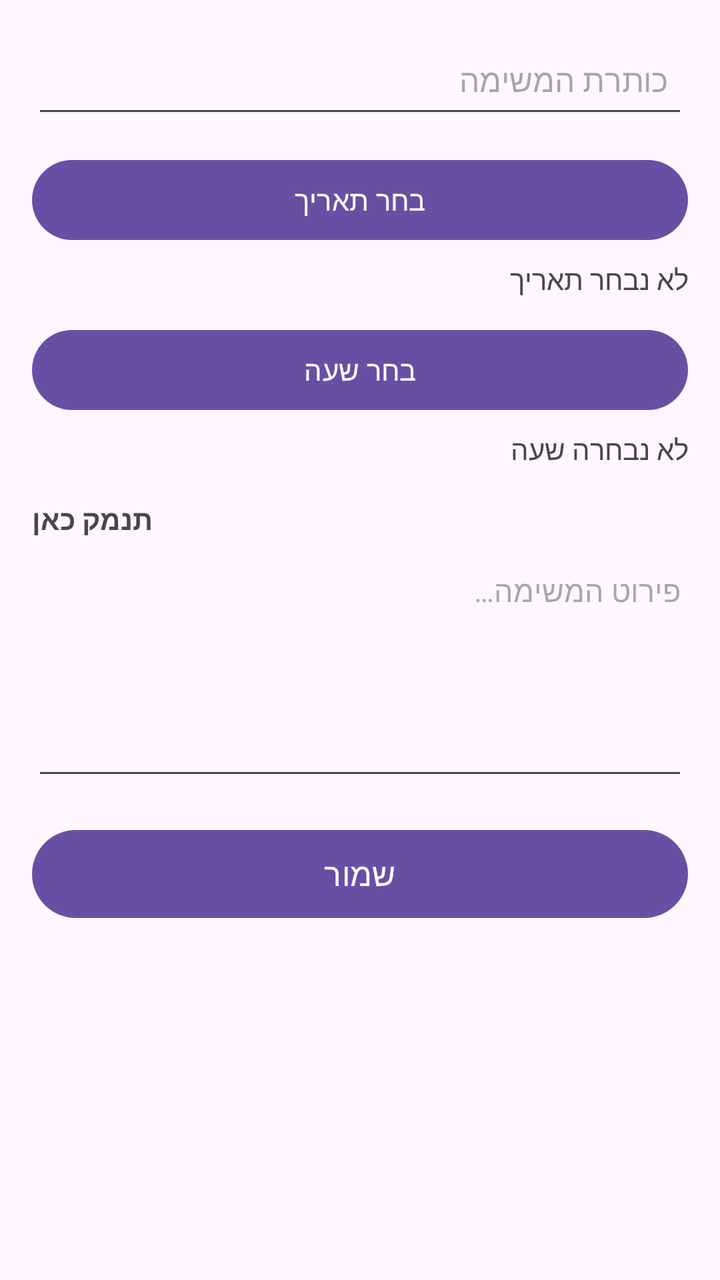
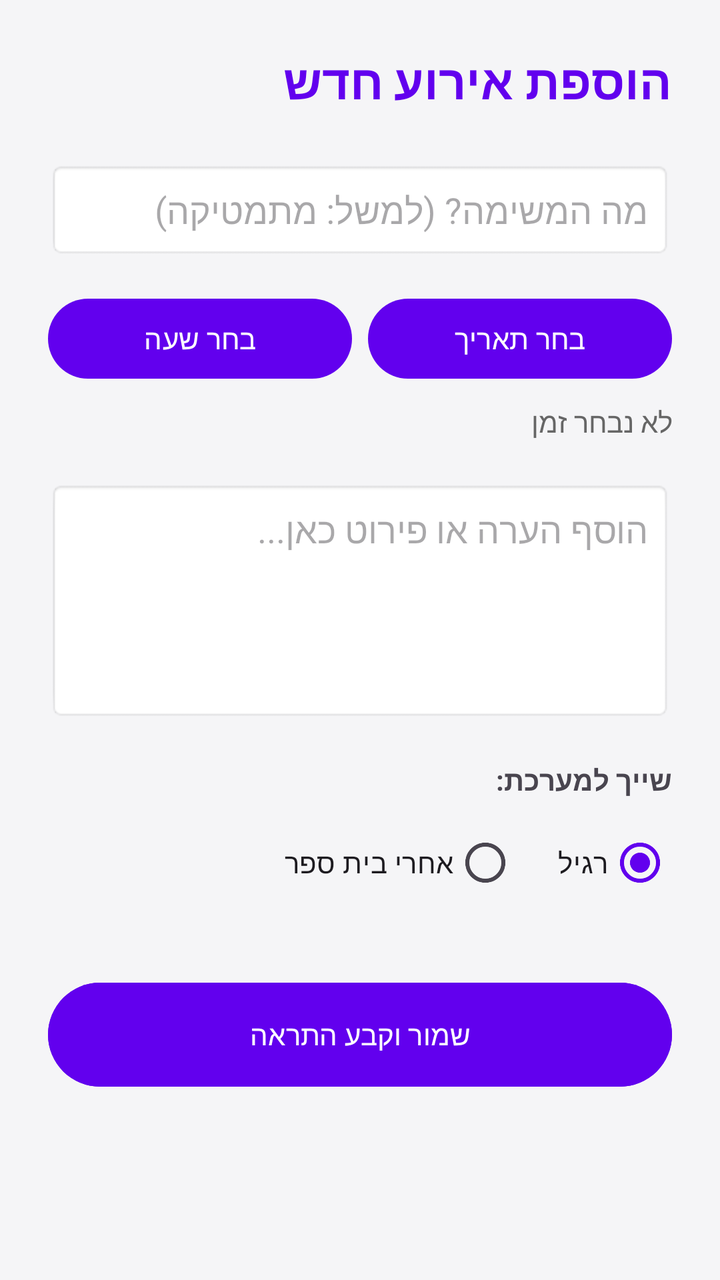

Before-and-after screenshots of an Android layout around one commit, followed by the original layout XML and the change that was made.
<!-- AndroidManifest.xml: application theme Theme.MyScheduleApp20 -->
<!-- res/layout/activity_add_schedule_item.xml -->
<?xml version="1.0" encoding="utf-8"?>
<androidx.constraintlayout.widget.ConstraintLayout
    xmlns:android="http://schemas.android.com/apk/res/android"
    xmlns:app="http://schemas.android.com/apk/res-auto"
    android:layout_width="match_parent"
    android:layout_height="match_parent"
    android:padding="16dp">

    <EditText
        android:id="@+id/edtTitle"
        android:layout_width="0dp"
        android:layout_height="wrap_content"
        android:minHeight="48dp"
        android:hint="כותרת המשימה"
        android:textSize="16sp"
        android:padding="10dp"
        app:layout_constraintTop_toTopOf="parent"
        app:layout_constraintStart_toStartOf="parent"
        app:layout_constraintEnd_toEndOf="parent"/>

    <Button
        android:id="@+id/btnPickDate"
        android:layout_width="0dp"
        android:layout_height="48dp"
        android:text="בחר תאריך"
        android:layout_marginTop="12dp"
        app:layout_constraintTop_toBottomOf="@id/edtTitle"
        app:layout_constraintStart_toStartOf="parent"
        app:layout_constraintEnd_toEndOf="parent"/>

    <TextView
        android:id="@+id/txtChosenDate"
        android:layout_width="0dp"
        android:layout_height="wrap_content"
        android:text="לא נבחר תאריך"
        android:layout_marginTop="6dp"
        app:layout_constraintTop_toBottomOf="@id/btnPickDate"
        app:layout_constraintStart_toStartOf="parent"
        app:layout_constraintEnd_toEndOf="parent"/>

    <Button
        android:id="@+id/btnPickTime"
        android:layout_width="0dp"
        android:layout_height="48dp"
        android:text="בחר שעה"
        android:layout_marginTop="12dp"
        app:layout_constraintTop_toBottomOf="@id/txtChosenDate"
        app:layout_constraintStart_toStartOf="parent"
        app:layout_constraintEnd_toEndOf="parent"/>

    <TextView
        android:id="@+id/txtChosenTime"
        android:layout_width="0dp"
        android:layout_height="wrap_content"
        android:text="לא נבחרה שעה"
        android:layout_marginTop="6dp"
        app:layout_constraintTop_toBottomOf="@id/btnPickTime"
        app:layout_constraintStart_toStartOf="parent"
        app:layout_constraintEnd_toEndOf="parent"/>

    <TextView
        android:id="@+id/txtDetailsLabel"
        android:layout_width="wrap_content"
        android:layout_height="wrap_content"
        android:text="תנמק כאן"
        android:textStyle="bold"
        android:layout_marginTop="16dp"
        app:layout_constraintTop_toBottomOf="@id/txtChosenTime"
        app:layout_constraintStart_toStartOf="parent"/>

    <EditText
        android:id="@+id/edtDetails"
        android:layout_width="0dp"
        android:layout_height="120dp"
        android:hint="פירוט המשימה…"
        android:gravity="top"
        android:inputType="textMultiLine"
        android:textSize="15sp"
        android:layout_marginTop="6dp"
        app:layout_constraintTop_toBottomOf="@id/txtDetailsLabel"
        app:layout_constraintStart_toStartOf="parent"
        app:layout_constraintEnd_toEndOf="parent"/>

    <Button
        android:id="@+id/btnSave"
        android:layout_width="0dp"
        android:layout_height="52dp"
        android:text="שמור"
        android:textSize="16sp"
        android:layout_marginTop="16dp"
        app:layout_constraintTop_toBottomOf="@id/edtDetails"
        app:layout_constraintStart_toStartOf="parent"
        app:layout_constraintEnd_toEndOf="parent"/>

</androidx.constraintlayout.widget.ConstraintLayout>
<!-- resources referenced by this layout -->
<resources>
  <style name="Theme.MyScheduleApp20" parent="Base.Theme.MyScheduleApp20" />
  <style name="Base.Theme.MyScheduleApp20" parent="Theme.Material3.DayNight.NoActionBar">
          
          
      </style>
</resources>

<!-- the commit's change to res/layout/activity_add_schedule_item.xml (unified diff, before → after) -->
@@ -1,95 +1,138 @@
 <?xml version="1.0" encoding="utf-8"?>
-<androidx.constraintlayout.widget.ConstraintLayout
-    xmlns:android="http://schemas.android.com/apk/res/android"
+<ScrollView xmlns:android="http://schemas.android.com/apk/res/android"
     xmlns:app="http://schemas.android.com/apk/res-auto"
     android:layout_width="match_parent"
     android:layout_height="match_parent"
-    android:padding="16dp">
+    android:fillViewport="true"
+    android:background="@color/background_light">
 
-    <EditText
-        android:id="@+id/edtTitle"
-        android:layout_width="0dp"
+    <androidx.constraintlayout.widget.ConstraintLayout
+        android:layout_width="match_parent"
         android:layout_height="wrap_content"
-        android:minHeight="48dp"
-        android:hint="כותרת המשימה"
-        android:textSize="16sp"
-        android:padding="10dp"
-        app:layout_constraintTop_toTopOf="parent"
-        app:layout_constraintStart_toStartOf="parent"
-        app:layout_constraintEnd_toEndOf="parent"/>
+        android:padding="24dp"
+        android:layoutDirection="rtl">
 
-    <Button
-        android:id="@+id/btnPickDate"
-        android:layout_width="0dp"
-        android:layout_height="48dp"
-        android:text="בחר תאריך"
-        android:layout_marginTop="12dp"
-        app:layout_constraintTop_toBottomOf="@id/edtTitle"
-        app:layout_constraintStart_toStartOf="parent"
-        app:layout_constraintEnd_toEndOf="parent"/>
+        
+        <TextView
+            android:id="@+id/txtHeader"
+            android:layout_width="wrap_content"
+            android:layout_height="wrap_content"
+            android:text="הוספת אירוע חדש"
+            android:textSize="24sp"
+            android:textStyle="bold"
+            android:textColor="@color/purple_primary"
+            app:layout_constraintTop_toTopOf="parent"
+            app:layout_constraintStart_toStartOf="parent" />
 
-    <TextView
-        android:id="@+id/txtChosenDate"
-        android:layout_width="0dp"
-        android:layout_height="wrap_content"
-        android:text="לא נבחר תאריך"
-        android:layout_marginTop="6dp"
-        app:layout_constraintTop_toBottomOf="@id/btnPickDate"
-        app:layout_constraintStart_toStartOf="parent"
-        app:layout_constraintEnd_toEndOf="parent"/>
+        
+        <EditText
+            android:id="@+id/edtTitle"
+            android:layout_width="0dp"
+            android:layout_height="wrap_content"
+            android:hint="מה המשימה? (למשל: מתמטיקה)"
+            android:padding="12dp"
+            android:background="@android:drawable/editbox_background"
+            android:layout_marginTop="24dp"
+            app:layout_constraintTop_toBottomOf="@id/txtHeader"
+            app:layout_constraintStart_toStartOf="parent"
+            app:layout_constraintEnd_toEndOf="parent" />
 
-    <Button
-        android:id="@+id/btnPickTime"
-        android:layout_width="0dp"
-        android:layout_height="48dp"
-        android:text="בחר שעה"
-        android:layout_marginTop="12dp"
-        app:layout_constraintTop_toBottomOf="@id/txtChosenDate"
-        app:layout_constraintStart_toStartOf="parent"
-        app:layout_constraintEnd_toEndOf="parent"/>
+        
+        <Button
+            android:id="@+id/btnPickDate"
+            android:layout_width="0dp"
+            android:layout_height="wrap_content"
+            android:text="בחר תאריך"
+            android:layout_marginTop="16dp"
+            android:layout_marginEnd="8dp"
+            app:layout_constraintTop_toBottomOf="@id/edtTitle"
+            app:layout_constraintStart_toStartOf="parent"
+            app:layout_constraintEnd_toStartOf="@id/btnPickTime" />
 
-    <TextView
-        android:id="@+id/txtChosenTime"
-        android:layout_width="0dp"
-        android:layout_height="wrap_content"
-        android:text="לא נבחרה שעה"
-        android:layout_marginTop="6dp"
-        app:layout_constraintTop_toBottomOf="@id/btnPickTime"
-        app:layout_constraintStart_toStartOf="parent"
-        app:layout_constraintEnd_toEndOf="parent"/>
+        <Button
+            android:id="@+id/btnPickTime"
+            android:layout_width="0dp"
+            android:layout_height="wrap_content"
+            android:text="בחר שעה"
+            app:layout_constraintTop_toTopOf="@id/btnPickDate"
+            app:layout_constraintStart_toEndOf="@id/btnPickDate"
+            app:layout_constraintEnd_toEndOf="parent" />
 
-    <TextView
-        android:id="@+id/txtDetailsLabel"
-        android:layout_width="wrap_content"
-        android:layout_height="wrap_content"
-        android:text="תנמק כאן"
-        android:textStyle="bold"
-        android:layout_marginTop="16dp"
-        app:layout_constraintTop_toBottomOf="@id/txtChosenTime"
-        app:layout_constraintStart_toStartOf="parent"/>
+        
+        <TextView
+            android:id="@+id/txtChosenDate"
+            android:layout_width="wrap_content"
+            android:layout_height="wrap_content"
+            android:text="לא נבחר זמן"
+            android:layout_marginTop="8dp"
+            android:textColor="#666666"
+            app:layout_constraintTop_toBottomOf="@id/btnPickDate"
+            app:layout_constraintStart_toStartOf="parent" />
 
-    <EditText
-        android:id="@+id/edtDetails"
-        android:layout_width="0dp"
-        android:layout_height="120dp"
-        android:hint="פירוט המשימה…"
-        android:gravity="top"
-        android:inputType="textMultiLine"
-        android:textSize="15sp"
-        android:layout_marginTop="6dp"
-        app:layout_constraintTop_toBottomOf="@id/txtDetailsLabel"
-        app:layout_constraintStart_toStartOf="parent"
-        app:layout_constraintEnd_toEndOf="parent"/>
+        
+        <EditText
+            android:id="@+id/edtDetails"
+            android:layout_width="0dp"
+            android:layout_height="120dp"
+            android:hint="הוסף הערה או פירוט כאן..."
+            android:gravity="top"
+            android:padding="12dp"
+            android:background="@android:drawable/editbox_background"
+            android:layout_marginTop="20dp"
+            app:layout_constraintTop_toBottomOf="@id/txtChosenDate"
+            app:layout_constraintStart_toStartOf="parent"
+            app:layout_constraintEnd_toEndOf="parent" />
 
-    <Button
-        android:id="@+id/btnSave"
-        android:layout_width="0dp"
-        android:layout_height="52dp"
-        android:text="שמור"
-        android:textSize="16sp"
-        android:layout_marginTop="16dp"
-        app:layout_constraintTop_toBottomOf="@id/edtDetails"
-        app:layout_constraintStart_toStartOf="parent"
-        app:layout_constraintEnd_toEndOf="parent"/>
+        
+        <TextView
+            android:id="@+id/lblType"
+            android:layout_width="wrap_content"
+            android:layout_height="wrap_content"
+            android:text="שייך למערכת:"
+            android:textStyle="bold"
+            android:layout_marginTop="20dp"
+            app:layout_constraintTop_toBottomOf="@id/edtDetails"
+            app:layout_constraintStart_toStartOf="parent" />
 
-</androidx.constraintlayout.widget.ConstraintLayout>
+        
+        <RadioGroup
+            android:id="@+id/radioGroupType"
+            android:layout_width="0dp"
+            android:layout_height="wrap_content"
+            android:orientation="horizontal"
+            android:layout_marginTop="8dp"
+            app:layout_constraintTop_toBottomOf="@id/lblType"
+            app:layout_constraintStart_toStartOf="parent"
+            app:layout_constraintEnd_toEndOf="parent">
+
+            <RadioButton
+                android:id="@+id/radioNormal"
+                android:layout_width="wrap_content"
+                android:layout_height="wrap_content"
+                android:text="רגיל"
+                android:checked="true" />
+
+            <RadioButton
+                android:id="@+id/radioAfterSchool"
+                android:layout_width="wrap_content"
+                android:layout_height="wrap_content"
+                android:text="אחרי בית ספר"
+                android:layout_marginStart="20dp" />
+
+        </RadioGroup>
+
+        
+        <Button
+            android:id="@+id/btnSave"
+            android:layout_width="0dp"
+            android:layout_height="60dp"
+            android:text="שמור וקבע התראה"
+            android:backgroundTint="@color/purple_primary"
+            android:textColor="#FFFFFF"
+            android:layout_marginTop="32dp"
+            app:layout_constraintTop_toBottomOf="@id/radioGroupType"
+            app:layout_constraintStart_toStartOf="parent"
+            app:layout_constraintEnd_toEndOf="parent" />
+
+    </androidx.constraintlayout.widget.ConstraintLayout>
+</ScrollView>
<!-- resource entries referenced after the edit -->
@@ -1,9 +1,15 @@
 <!-- resources referenced by this layout -->
 <resources>
+  <color name="background_light">#F5F5F7</color>
+  <color name="purple_primary">#6200EE</color>
   <style name="Theme.MyScheduleApp20" parent="Base.Theme.MyScheduleApp20" />
   <style name="Base.Theme.MyScheduleApp20" parent="Theme.Material3.DayNight.NoActionBar">
-          
-          
+          <item name="colorPrimary">@color/purple_primary</item>
+          <item name="colorOnPrimary">@color/on_primary</item>
+          <item name="android:windowBackground">@color/background_light</item>
+          <item name="android:statusBarColor">@color/purple_variant</item>
       </style>
+  <color name="on_primary">#FFFFFF</color>
+  <color name="purple_variant">#3700B3</color>
 </resources>
 
